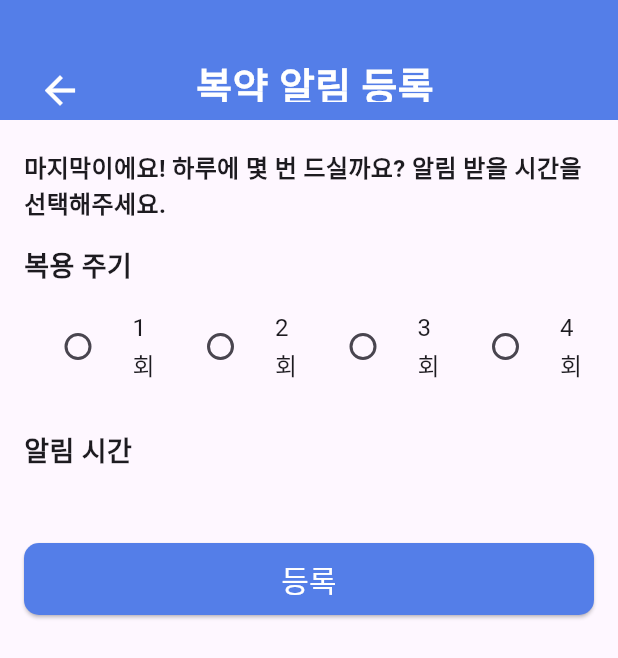
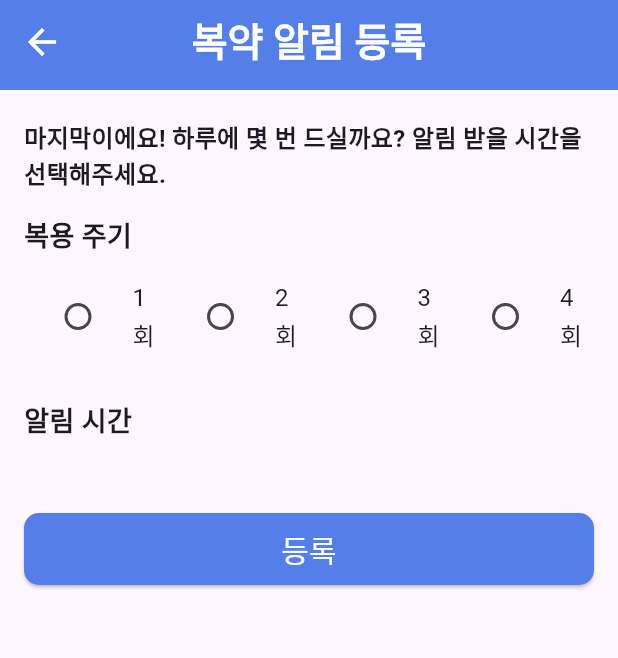
Before and after one commit to CodeLink-MediTag/MediTag-FE3, a Flutter app: the MediEndScreen screen opened directly with empty values, on a phone screen of 412 x 824 dp. Shown: the top 658 px of the screen. Run offline on Flutter 3.47's test engine with Material 3 defaults, Android fonts, the phone set to English and light mode, and no system bars; our stand-ins replace firebase_core, firebase_messaging, image_picker, shared_preferences, speech_to_text, table_calendar; missing offline and left inert: kakao_flutter_sdk_user; accounts and stored records are empty; network calls fail.

Commit message:
앱바수정

```diff
--- a/lib/features/calendar/calendar.dart
+++ b/lib/features/calendar/calendar.dart
@@ -108,10 +108,9 @@ class _CalendarState extends State<Calendar> {
   @override
   Widget build(BuildContext context) {
     return Scaffold(
+      appBar: CustomAppBar(title: '복약기록 캘린더'),
       body: Column(
         children: [
-          const CustomAppBar(title: '복약기록 캘린더'),
-
           TableCalendar(
             locale: 'ko_KR',
             firstDay: DateTime.utc(2020, 1, 1),
--- a/lib/features/medication/MediEnd/component/mediend_app_bar.dart
+++ b/lib/features/medication/MediEnd/component/mediend_app_bar.dart
@@ -1,31 +1,38 @@
 import 'package:flutter/material.dart';
 
 class MediEndAppBar extends StatelessWidget implements PreferredSizeWidget {
+  final String title;
+  final VoidCallback? onBack;
+
+  const MediEndAppBar({
+    Key? key,
+    this.title = '복약 알림 등록',
+    this.onBack,
+  }) : super(key: key);
+
   @override
-  Size get preferredSize => const Size.fromHeight(80);
+  Size get preferredSize => const Size.fromHeight(60);
 
   @override
   Widget build(BuildContext context) {
-    return Container(
-      color: const Color(0xFF547EE8),
-      padding: const EdgeInsets.only(top: 37, bottom: 12, left: 16, right: 16),
-      child: Row(
-        children: [
-          IconButton(
-            icon: const Icon(Icons.arrow_back, color: Colors.white, size: 30),
-            onPressed: () => Navigator.pop(context),
-          ),
-          const Expanded(
-            child: Center(
-              child: Text(
-                '복약 알림 등록',
-                style: TextStyle(fontSize: 26, fontWeight: FontWeight.bold, color: Colors.white),
-              ),
-            ),
-          ),
-          const SizedBox(width: 40),
-        ],
+    return AppBar(
+      backgroundColor: const Color(0xFF547EE8),
+      automaticallyImplyLeading: false,
+      title: Text(
+        title,
+        style: const TextStyle(
+          fontWeight: FontWeight.bold,
+          fontSize: 26,
+          color: Colors.white,
+        ),
       ),
+      centerTitle: true,
+      leading: IconButton(
+        icon: const Icon(Icons.arrow_back, color: Colors.white, size: 28),
+        tooltip: '뒤로가기',
+        onPressed: onBack ?? () => Navigator.of(context).pop(),
+      ),
+      elevation: 0,
     );
   }
 }
--- a/lib/features/medication/MediEnd/screen/mediend_screen.dart
+++ b/lib/features/medication/MediEnd/screen/mediend_screen.dart
@@ -132,7 +132,7 @@ class _MediEndScreenState extends State<MediEndScreen> {
   @override
   Widget build(BuildContext context) {
     return Scaffold(
-      appBar: MediEndAppBar(),
+      appBar: MediEndAppBar(), // 커스텀 앱바 적용
       body: Padding(
         padding: const EdgeInsets.symmetric(horizontal: 16),
         child: ListView(
--- a/lib/features/medication/MediStart/component/medistart_next_button.dart
+++ b/lib/features/medication/MediStart/component/medistart_next_button.dart
@@ -11,7 +11,7 @@ class MediStartNextButton extends StatelessWidget {
       height: 48,
       child: ElevatedButton(
         style: ElevatedButton.styleFrom(
-          backgroundColor: const Color(0xFF7D9DFF),
+          backgroundColor: const Color(0xFF547EE8),
           shape: RoundedRectangleBorder(borderRadius: BorderRadius.circular(10)),
         ),
         onPressed: onPressed,
--- a/lib/main.dart
+++ b/lib/main.dart
@@ -42,7 +42,7 @@ class MyApp extends StatelessWidget {
           fontSizeFactor: textSize / 14.0,  // textSize 14 기준 배율 적용
         ),
       ),
-      initialRoute: '/landing',
+      initialRoute: '/',
       routes: {
         '/': (context) => LoginScreen(),
         '/login': (context) => LoginScreen(),
```
Also changed, not shown: lib/components/custom_app_bar.dart (+26 -32 lines), lib/features/chatbot/screen/chatbot_screen.dart (+21 -26 lines), lib/features/eatlist/component/eat-list.dart (+9 -67 lines), lib/features/medication/MediDetail/MediDetail.dart (+6 -3 lines), lib/features/medication/MediEdit/MediEdit.dart (+8 -3 lines), lib/features/medication/MediMain/component/medimain_app_bar.dart (+25 -7 lines), lib/features/medication/MediMain/screen/medimain_screen.dart (+13 -8 lines), lib/features/medication/MediMiddle/component/medimiddle_app_bar.dart (+18 -10 lines), lib/features/medication/MediMiddle/component/medimiddle_next_button.dart (+3 -7 lines), lib/features/medication/MediMiddle/screen/medimiddle_screen.dart (+21 -19 lines), lib/features/medication/MediStart/component/medistart_app_bar.dart (+12 -8 lines).
